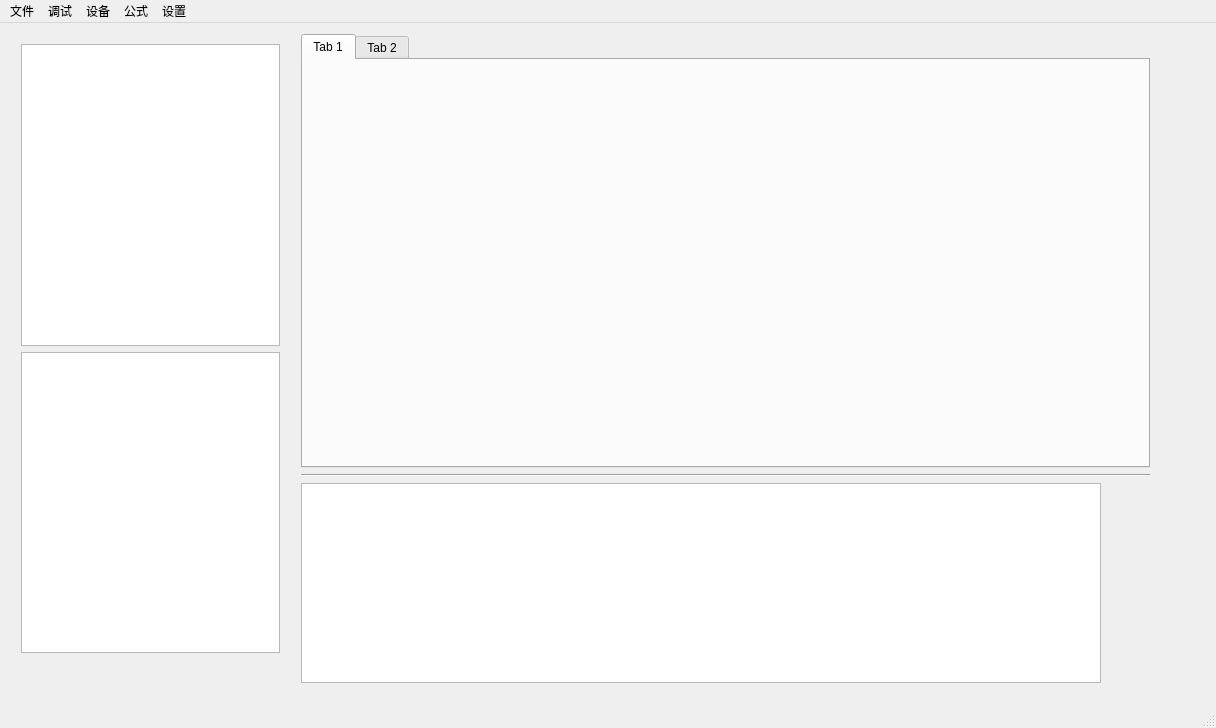
Old version of the form mainwindow.ui in the repository hooray1998/PCSoftware.
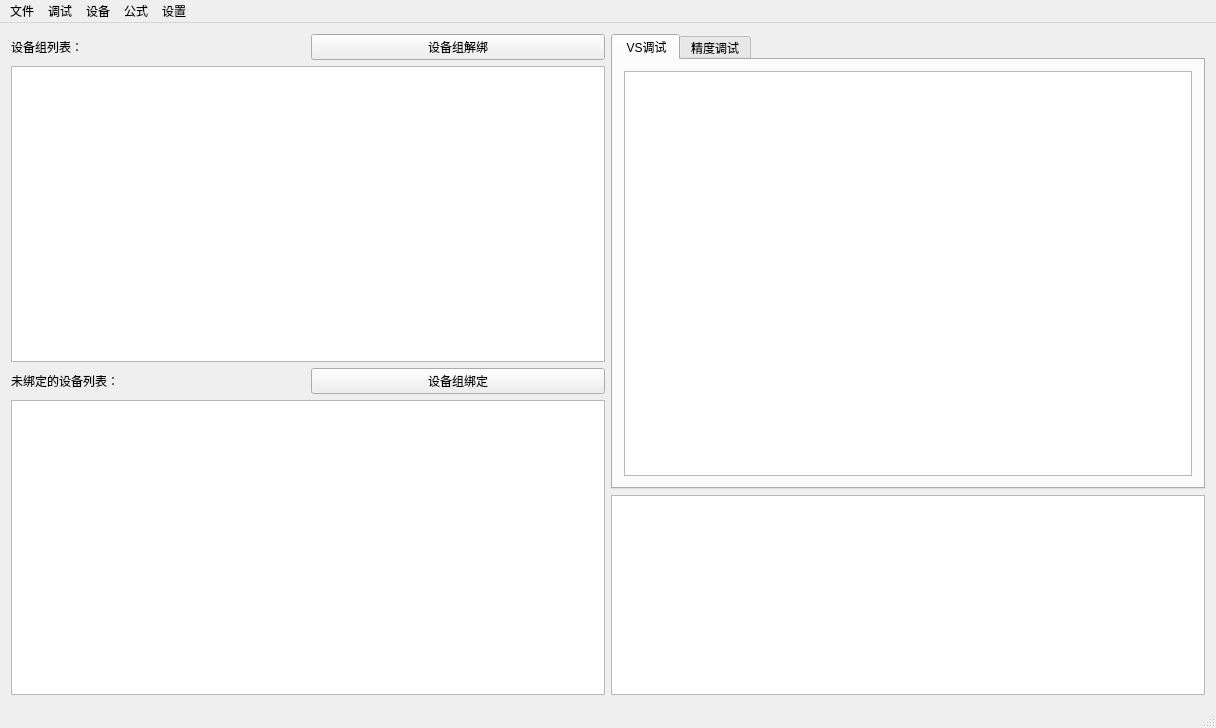
New version of the form.

Patch:
```diff
--- a/mainwindow.ui
+++ b/mainwindow.ui
@@ -14,33 +14,54 @@
    <string>MainWindow</string>
   </property>
   <widget class="QWidget" name="centralWidget">
-   <widget class="QWidget" name="verticalLayoutWidget">
-    <property name="geometry">
-     <rect>
-      <x>10</x>
-      <y>10</y>
-      <width>281</width>
-      <height>631</height>
-     </rect>
-    </property>
+   <layout class="QHBoxLayout" name="horizontalLayout_4">
+    <item>
     <layout class="QVBoxLayout" name="verticalLayout">
+      <item>
+       <layout class="QHBoxLayout" name="horizontalLayout_3">
+        <item>
+         <widget class="QLabel" name="label">
+          <property name="text">
+           <string>设备组列表： </string>
+          </property>
+         </widget>
+        </item>
+        <item>
+         <widget class="QPushButton" name="pushButtonUntie">
+          <property name="text">
+           <string>设备组解绑</string>
+          </property>
+         </widget>
+        </item>
+       </layout>
+      </item>
      <item>
       <widget class="QListView" name="listView"/>
      </item>
+      <item>
+       <layout class="QHBoxLayout" name="horizontalLayout_2">
+        <item>
+         <widget class="QLabel" name="label_2">
+          <property name="text">
+           <string>未绑定的设备列表：</string>
+          </property>
+         </widget>
+        </item>
+        <item>
+         <widget class="QPushButton" name="pushButtonTie">
+          <property name="text">
+           <string>设备组绑定</string>
+          </property>
+         </widget>
+        </item>
+       </layout>
+      </item>
      <item>
       <widget class="QListView" name="listView_2"/>
      </item>
     </layout>
-   </widget>
-   <widget class="QWidget" name="verticalLayoutWidget_2">
-    <property name="geometry">
-     <rect>
-      <x>290</x>
-      <y>0</y>
-      <width>871</width>
-      <height>671</height>
-     </rect>
-    </property>
+    </item>
+    <item>
     <layout class="QVBoxLayout" name="verticalLayout_2">
      <item>
       <widget class="QTabWidget" name="tabWidget">
@@ -49,35 +70,34 @@
        </property>
        <widget class="QWidget" name="tab">
         <attribute name="title">
-         <string>Tab 1</string>
-        </attribute>
+          <string> VS调试</string>
+         </attribute>
+         <layout class="QHBoxLayout" name="horizontalLayout">
+          <item>
+           <widget class="QTableWidget" name="tableWidget"/>
+          </item>
+         </layout>
        </widget>
        <widget class="QWidget" name="tab_2">
         <attribute name="title">
-         <string>Tab 2</string>
+          <string>精度调试</string>
         </attribute>
        </widget>
       </widget>
      </item>
-     <item>
-      <widget class="Line" name="line">
-       <property name="orientation">
-        <enum>Qt::Horizontal</enum>
-       </property>
-      </widget>
-     </item>
      <item>
       <widget class="QTextEdit" name="logTextEdit">
        <property name="maximumSize">
         <size>
-         <width>800</width>
+          <width>99999</width>
          <height>200</height>
         </size>
        </property>
       </widget>
      </item>
     </layout>
-   </widget>
+    </item>
+   </layout>
   </widget>
   <widget class="QMenuBar" name="menuBar">
    <property name="geometry">
```
Lines whose indentation alone changed are shown as unchanged.
